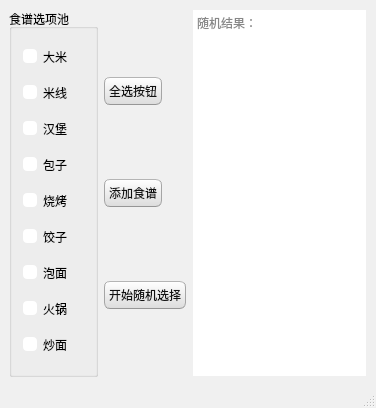
Before: the Qt Designer form random_recipe.ui in zhenda-hub/random_recipe, drawn with Qt 5.
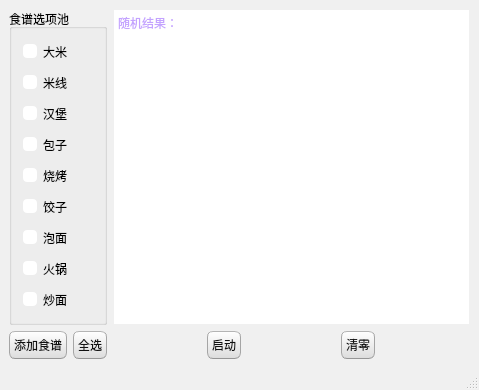
After: the same form once the commit is applied.

Commit message: 添加输出格式， 添加reset

Patch:
```diff
--- a/random_recipe.ui
+++ b/random_recipe.ui
@@ -6,8 +6,8 @@
    <rect>
     <x>0</x>
     <y>0</y>
-    <width>376</width>
-    <height>408</height>
+    <width>479</width>
+    <height>390</height>
    </rect>
   </property>
   <property name="windowTitle">
@@ -505,7 +505,9 @@
 }</string>
   </property>
   <widget class="QWidget" name="centralwidget">
-   <layout class="QHBoxLayout" name="horizontalLayout">
+   <layout class="QHBoxLayout" name="horizontalLayout_3">
+    <item>
+     <layout class="QVBoxLayout" name="verticalLayout_2" stretch="9,1">
     <item>
      <widget class="QGroupBox" name="groupBox">
       <property name="title">
@@ -579,20 +581,7 @@
      </widget>
     </item>
     <item>
-     <layout class="QVBoxLayout" name="verticalLayout">
-      <item>
-       <widget class="QPushButton" name="pushButton_all_select">
-        <property name="sizePolicy">
-         <sizepolicy hsizetype="Fixed" vsizetype="Fixed">
-          <horstretch>0</horstretch>
-          <verstretch>0</verstretch>
-         </sizepolicy>
-        </property>
-        <property name="text">
-         <string>全选按钮</string>
-        </property>
-       </widget>
-      </item>
+       <layout class="QHBoxLayout" name="horizontalLayout_2">
       <item>
        <widget class="QPushButton" name="pushButton_add">
         <property name="sizePolicy">
@@ -607,7 +596,7 @@
        </widget>
       </item>
       <item>
-       <widget class="QPushButton" name="pushButton_run">
+         <widget class="QPushButton" name="pushButton_all_select">
         <property name="sizePolicy">
          <sizepolicy hsizetype="Fixed" vsizetype="Fixed">
           <horstretch>0</horstretch>
@@ -615,18 +604,64 @@
          </sizepolicy>
         </property>
         <property name="text">
-         <string>开始随机选择</string>
+           <string>全选</string>
         </property>
        </widget>
       </item>
      </layout>
     </item>
+     </layout>
+    </item>
+    <item>
+     <layout class="QVBoxLayout" name="verticalLayout" stretch="9,1">
     <item>
      <widget class="QTextBrowser" name="textBrowser">
+        <property name="styleSheet">
+         <string notr="true">color:rgb(138, 71, 255)</string>
+        </property>
+        <property name="html">
+         <string>&lt;!DOCTYPE HTML PUBLIC &quot;-//W3C//DTD HTML 4.0//EN&quot; &quot;http://www.w3.org/TR/REC-html40/strict.dtd&quot;&gt;
+&lt;html&gt;&lt;head&gt;&lt;meta name=&quot;qrichtext&quot; content=&quot;1&quot; /&gt;&lt;style type=&quot;text/css&quot;&gt;
+p, li { white-space: pre-wrap; }
+&lt;/style&gt;&lt;/head&gt;&lt;body style=&quot; font-family:'SimSun'; font-size:9pt; font-weight:400; font-style:normal;&quot;&gt;
+&lt;p style=&quot;-qt-paragraph-type:empty; margin-top:0px; margin-bottom:0px; margin-left:0px; margin-right:0px; -qt-block-indent:0; text-indent:0px;&quot;&gt;&lt;br /&gt;&lt;/p&gt;&lt;/body&gt;&lt;/html&gt;</string>
+        </property>
       <property name="placeholderText">
        <string>随机结果：</string>
       </property>
      </widget>
+      </item>
+      <item>
+       <layout class="QHBoxLayout" name="horizontalLayout">
+        <item>
+         <widget class="QPushButton" name="pushButton_run">
+          <property name="sizePolicy">
+           <sizepolicy hsizetype="Fixed" vsizetype="Fixed">
+            <horstretch>0</horstretch>
+            <verstretch>0</verstretch>
+           </sizepolicy>
+          </property>
+          <property name="text">
+           <string>启动</string>
+          </property>
+         </widget>
+        </item>
+        <item>
+         <widget class="QPushButton" name="pushButton_reset">
+          <property name="sizePolicy">
+           <sizepolicy hsizetype="Fixed" vsizetype="Fixed">
+            <horstretch>0</horstretch>
+            <verstretch>0</verstretch>
+           </sizepolicy>
+          </property>
+          <property name="text">
+           <string>清零</string>
+          </property>
+         </widget>
+        </item>
+       </layout>
+      </item>
+     </layout>
     </item>
    </layout>
   </widget>
```
Left out of the diff: 1 changed line with no effect on the pictures. Lines whose indentation alone changed are shown as unchanged. The commit also changes 2 other files.
